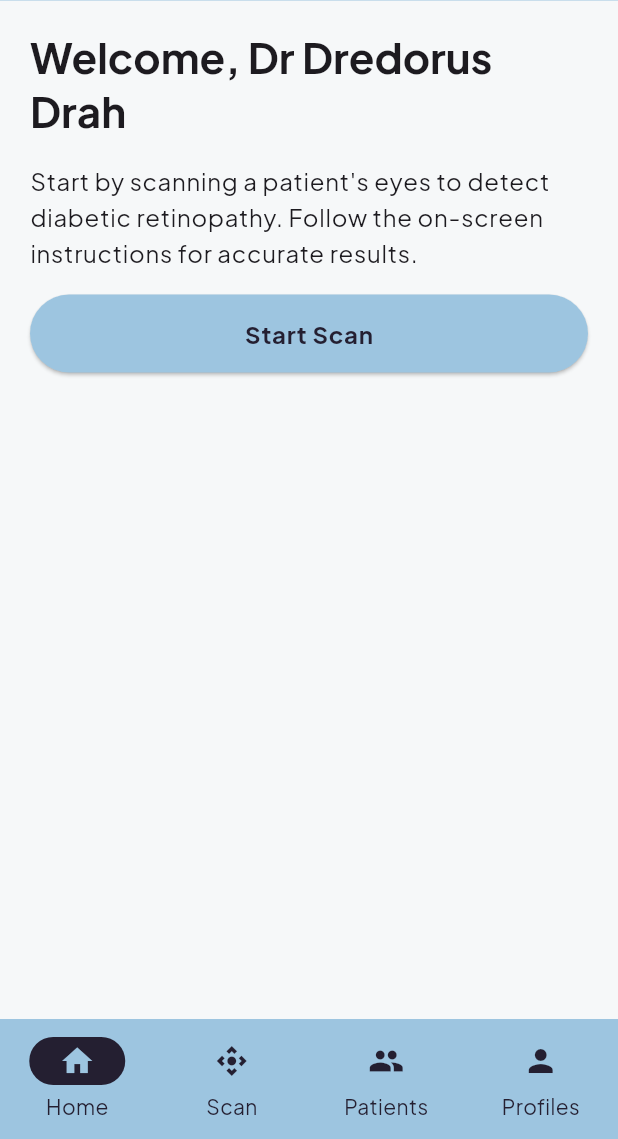
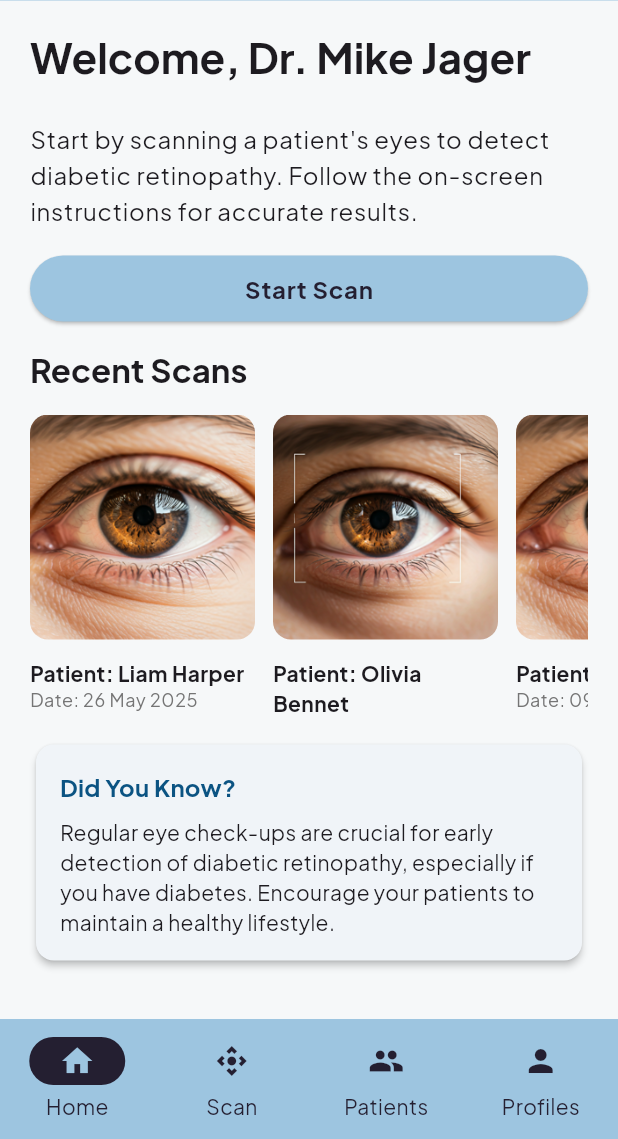
Before and after one commit to fundusnap/Fundusnap-App, a Flutter app: the screen it shows after launch, on a phone screen of 412 x 824 dp, the part 97-1236 px from its top. Run offline on Flutter 3.47's test engine with Material 3 defaults, Android fonts, the phone set to English and light mode, and no system bars; our stand-ins replace camera, equatable, flutter_bloc, gap, go_router, google_fonts and 1 more.

Commit message:
finished dummy homescreen

```diff
--- a/lib/app/themes/app_colors.dart
+++ b/lib/app/themes/app_colors.dart
@@ -2,9 +2,11 @@ import 'package:flutter/widgets.dart';
 
 class AppColors {
   AppColors._();
+
+  static const Color veniceBlue = Color.fromARGB(255, 11, 83, 130);
+
   //? angel blue color (primary)
   // ? B2D1E5
-  // static const Color angelBlue = Color.fromARGB(255, 178, 209, 229);
   static const Color angelBlue = Color.fromARGB(255, 157, 197, 224);
 
   //? bleached cedar (secondary)
--- a/lib/features/home/presentation/screens/home_screen.dart
+++ b/lib/features/home/presentation/screens/home_screen.dart
@@ -1,6 +1,7 @@
 import 'package:flutter/material.dart';
 import 'package:gap/gap.dart';
 import 'package:sugeye/app/themes/app_colors.dart';
+import 'package:sugeye/features/home/presentation/widgets/recent_scan.dart';
 
 class HomeScreen extends StatelessWidget {
   const HomeScreen({super.key});
@@ -13,12 +14,12 @@ class HomeScreen extends StatelessWidget {
         padding: const EdgeInsets.all(0),
         children: [
           Text(
-            "Welcome, Dr Dredorus Drah",
+            "Welcome, Dr. Mike Jager",
             style: theme.textTheme.headlineMedium?.copyWith(
               fontWeight: FontWeight.bold,
             ),
           ),
-          const Gap(16),
+          const Gap(24),
           Text(
             "Start by scanning a patient's eyes to detect diabetic retinopathy. Follow the on-screen instructions for accurate results.",
             style: theme.textTheme.bodyLarge?.copyWith(),
@@ -30,7 +31,7 @@ class HomeScreen extends StatelessWidget {
               backgroundColor: WidgetStatePropertyAll(AppColors.angelBlue),
             ),
             child: Padding(
-              padding: const EdgeInsets.symmetric(vertical: 14.0),
+              padding: const EdgeInsets.symmetric(vertical: 10.0),
               child: (Text(
                 "Start Scan",
                 style: theme.textTheme.bodyLarge?.copyWith(
@@ -40,6 +41,72 @@ class HomeScreen extends StatelessWidget {
               )),
             ),
           ),
+          const Gap(16),
+          Text(
+            "Recent Scans",
+            style: theme.textTheme.titleLarge?.copyWith(
+              fontWeight: FontWeight.bold,
+            ),
+          ),
+          const Gap(16),
+          SizedBox(
+            height: 200,
+            child: ListView(
+              scrollDirection: Axis.horizontal,
+              children: [
+                RecentScan(
+                  imagePath: "assets/images/eye_row.png",
+                  patientName: "Liam Harper",
+                  scanDate: DateTime(2025, 5, 26),
+                ),
+                const Gap(12),
+                RecentScan(
+                  imagePath: "assets/images/eye_row_alt.png",
+                  patientName: "Olivia Bennet",
+                  scanDate: DateTime(2025, 5, 11),
+                ),
+                const Gap(12),
+                RecentScan(
+                  imagePath: "assets/images/eye_row.png",
+                  patientName: "John Smith",
+                  scanDate: DateTime(2025, 5, 9),
+                ),
+                const Gap(8),
+                RecentScan(
+                  imagePath: "assets/images/eye_row_alt.png",
+                  patientName: "Steven G.",
+                  scanDate: DateTime(2025, 4, 30),
+                ),
+              ],
+            ),
+          ),
+          const Gap(16),
+          Card(
+            elevation: 2,
+            shape: RoundedRectangleBorder(
+              borderRadius: BorderRadius.circular(12),
+            ),
+            child: Padding(
+              padding: const EdgeInsets.all(16.0),
+              child: Column(
+                crossAxisAlignment: CrossAxisAlignment.start,
+                children: [
+                  Text(
+                    "Did You Know?",
+                    style: theme.textTheme.titleMedium?.copyWith(
+                      fontWeight: FontWeight.bold,
+                      color: AppColors.veniceBlue,
+                    ),
+                  ),
+                  const Gap(8),
+                  Text(
+                    "Regular eye check-ups are crucial for early detection of diabetic retinopathy, especially if you have diabetes. Encourage your patients to maintain a healthy lifestyle.",
+                    style: theme.textTheme.bodyMedium,
+                  ),
+                ],
+              ),
+            ),
+          ),
         ],
       ),
     );
--- /dev/null
+++ b/lib/features/home/presentation/widgets/recent_scan.dart
@@ -0,0 +1,48 @@
+import 'package:flutter/material.dart';
+import 'package:gap/gap.dart';
+import 'package:intl/intl.dart';
+import 'package:sugeye/app/themes/app_colors.dart';
+
+class RecentScan extends StatelessWidget {
+  const RecentScan({
+    required this.imagePath,
+    required this.patientName,
+    required this.scanDate,
+    super.key,
+  });
+  final String imagePath;
+  final String patientName;
+  final DateTime scanDate;
+
+  @override
+  Widget build(BuildContext context) {
+    final ThemeData theme = Theme.of(context);
+    return SizedBox(
+      width: 150,
+      child: Column(
+        crossAxisAlignment: CrossAxisAlignment.start,
+        children: [
+          Container(
+            decoration: BoxDecoration(borderRadius: BorderRadius.circular(12)),
+            child: ClipRRect(
+              borderRadius: BorderRadius.circular(12),
+              child: Image.asset(imagePath, fit: BoxFit.cover),
+            ),
+          ),
+          const Gap(12),
+          Text(
+            "Patient: $patientName",
+            style: theme.textTheme.bodyMedium?.copyWith(
+              fontWeight: FontWeight.bold,
+            ),
+            textAlign: TextAlign.left,
+          ),
+          Text(
+            "Date: ${DateFormat("dd MMM yyyy").format(scanDate.toLocal())}",
+            style: theme.textTheme.bodySmall?.copyWith(color: Colors.grey[600]),
+          ),
+        ],
+      ),
+    );
+  }
+}
--- a/lib/main.dart
+++ b/lib/main.dart
@@ -15,7 +15,7 @@ void main() async {
   // _logError(code, message)
   WidgetsFlutterBinding.ensureInitialized();
   GoRouter router = RoutingService().router;
-  print("hahahah");
+  // print("hahahah");
 
   try {
     cameras = await availableCameras();
```
Also changed, not shown: pubspec.yaml (+5 -3 lines), assets/images/eye_row.png (added), assets/images/eye_row_alt.png (added), pubspec.lock.
